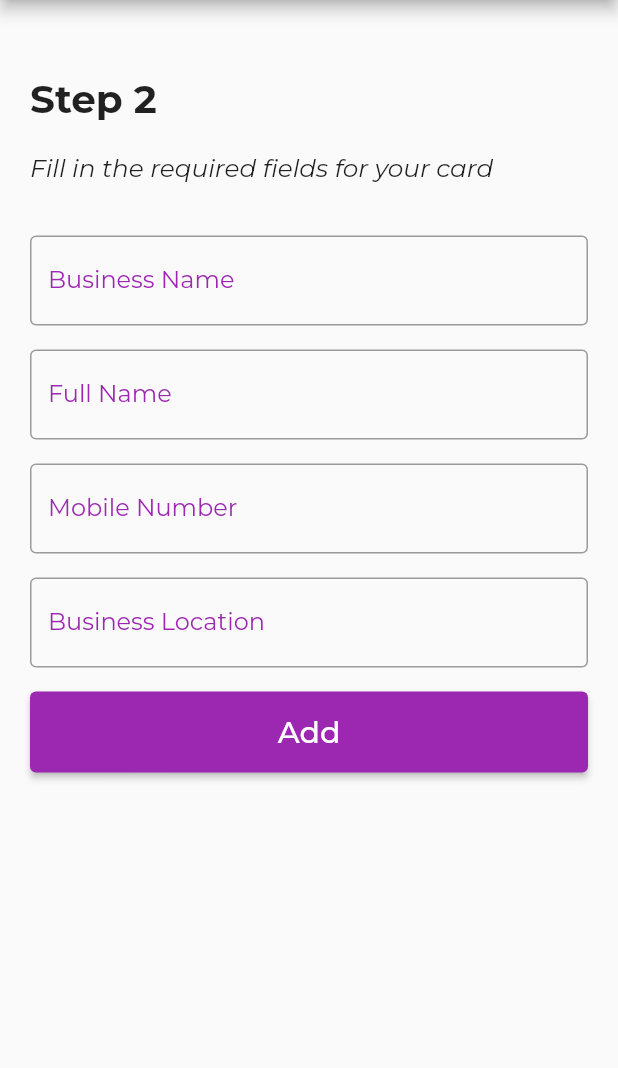
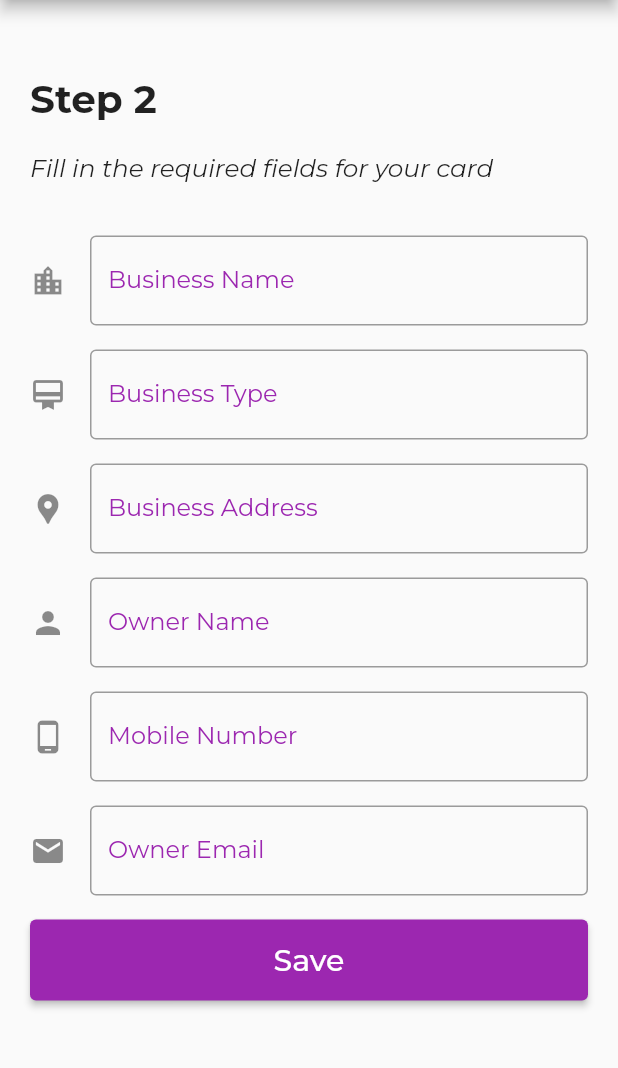
Before and after one commit to Jaydrey/card_share, a Flutter app: the screen it shows after launch, after a tap on "Next", on a phone screen of 412 x 824 dp, the part 84-1152 px from its top. Run offline on Flutter 3.47's test engine with Material 2 defaults, Android fonts, the light colour scheme and no system bars; our stand-ins replace email_validator, font_awesome_flutter.

Commit message:
modified mainly the processed_card.dart file to display selected card themes

```diff
--- a/card_share/lib/business_model.dart
+++ b/card_share/lib/business_model.dart
@@ -1,17 +1,21 @@
 class BusinessModel {
   String? businessName;
+  String? businessType;
   String? businessCategory;
   String? personName;
   String? businessNumber;
+  String? ownerEmail;
   String? businessLocation;
   String? businessCity;
   String? businessCode;
   // Map<String, dynamic> businessPosition = Map<String, dynamic>();
   BusinessModel({
     this.businessName,
+    this.businessType,
     this.businessCategory,
     this.personName,
     this.businessNumber,
+    this.ownerEmail,
     this.businessLocation,
     this.businessCity,
     this.businessCode,
@@ -20,9 +24,11 @@ class BusinessModel {
   Map<String, dynamic> toJson() {
     var data = <String, dynamic>{};
     data["businessName"] = businessName;
+    data["businesstype"] = businessType;
     data["businessCategory"] = businessCategory;
     data["personName"] = personName;
     data["businessNumber"] = businessNumber;
+    data["ownerEmail"] = ownerEmail;
     data["businessLocation"] = businessLocation;
     data["businessCity"] = businessCity;
     data["businessCode"] = businessCode;
--- /dev/null
+++ b/card_share/lib/cardThemes/elipsis_theme.dart
@@ -0,0 +1,134 @@
+// import 'package:card_share/business_model.dart';
+import 'package:flutter/material.dart';
+// import 'package:flutter/src/widgets/framework.dart';
+// import 'package:flutter/src/foundation/key.dart';
+
+class ElipsiStyle extends StatefulWidget {
+  final String businessName;
+  final String businessType;
+  final String businessCategory;
+  final String personName;
+  final String businessNumber;
+  final String ownerEmail;
+  final String businessLocation;
+  final String businessCity;
+  final Function(String) callback;
+
+  const ElipsiStyle({
+    Key? key,
+    required this.businessName,
+    required this.businessType,
+    required this.businessCategory,
+    required this.personName,
+    required this.businessNumber,
+    required this.ownerEmail,
+    required this.businessLocation,
+    required this.businessCity,
+    required this.callback,
+  }) : super(key: key);
+
+  @override
+  State<ElipsiStyle> createState() => _ElipsiStyleState();
+}
+
+class _ElipsiStyleState extends State<ElipsiStyle> {
+  @override
+  Widget build(BuildContext context) {
+    final double cardWidth = MediaQuery.of(context).size.width - 80.0;
+    // const double cardHeight = 190.0;
+    const double cardRadius = 5;
+    const double cardPad = 20;
+    const double cardMargin = 10;
+
+    return InkWell(
+        splashColor: Colors.grey,
+        onTap: () {
+          const snackBar = SnackBar(content: Text('Elipsis Theme tapped'));
+          ScaffoldMessenger.of(context).showSnackBar(snackBar);
+          widget.callback("elipsiStyle");
+        },
+        child: Container(
+          padding: const EdgeInsets.all(cardPad),
+          margin: const EdgeInsets.fromLTRB(cardMargin, 0, 10, cardMargin),
+          width: cardWidth,
+          decoration: BoxDecoration(
+            color: const Color.fromARGB(255, 36, 40, 59),
+            borderRadius: BorderRadius.circular(cardRadius),
+            boxShadow: const <BoxShadow>[
+              BoxShadow(
+                color: Color.fromRGBO(0, 0, 0, .7),
+                offset: Offset(5, 5),
+                blurRadius: cardRadius,
+                spreadRadius: 3,
+              )
+            ],
+          ),
+          child: Column(
+            children: <Widget>[
+              Padding(
+                padding: const EdgeInsets.fromLTRB(0, 0, 0, 2),
+                child: Text(
+                  widget.businessName,
+                  style: const TextStyle(
+                      color: Color.fromARGB(255, 243, 235, 244),
+                      fontFamily: "Montserrat",
+                      fontSize: 15,
+                      fontWeight: FontWeight.bold),
+                ),
+              ),
+              Padding(
+                padding: const EdgeInsets.fromLTRB(0, 5, 0, 0),
+                child: Text(
+                  widget.businessCategory,
+                  style: const TextStyle(
+                      color: Color.fromARGB(255, 243, 235, 244),
+                      fontFamily: "Montserrat",
+                      fontSize: 13,
+                      fontWeight: FontWeight.w400),
+                ),
+              ),
+              Padding(
+                padding: const EdgeInsets.fromLTRB(0, 25, 0, 2),
+                child: Text(widget.personName,
+                    style: const TextStyle(
+                      color: Color.fromARGB(255, 243, 235, 244),
+                      fontSize: 13,
+                      fontWeight: FontWeight.w400,
+                    )),
+              ),
+              Padding(
+                padding: const EdgeInsets.fromLTRB(0, 5, 0, 20),
+                child: Text(widget.businessNumber,
+                    style: const TextStyle(
+                      color: Color.fromARGB(255, 243, 235, 244),
+                      fontSize: 13,
+                      fontWeight: FontWeight.w400,
+                    )),
+              ),
+              Row(
+                mainAxisAlignment: MainAxisAlignment.center,
+                children: <Widget>[
+                  const Padding(
+                    padding: EdgeInsets.fromLTRB(0, 0, 5, 0),
+                    child: Icon(
+                      Icons.add_business,
+                      color: Color.fromARGB(255, 243, 235, 244),
+                    ),
+                  ),
+                  Padding(
+                    padding: const EdgeInsets.fromLTRB(5, 0, 0, 0),
+                    child: Text(
+                      widget.businessLocation,
+                      style: const TextStyle(
+                        fontSize: 10,
+                        color: Color.fromARGB(255, 243, 235, 244),
+                      ),
+                    ),
+                  ),
+                ],
+              ),
+            ],
+          ),
+        ));
+  }
+}
--- a/card_share/lib/cardThemes/tenzi_theme.dart
+++ b/card_share/lib/cardThemes/tenzi_theme.dart
@@ -1,8 +1,31 @@
 import 'package:flutter/material.dart';
 import 'package:card_share/business_model.dart';
 
+// typedef void StringCallback(String val);
+
 class TenziStyle extends StatefulWidget {
-  const TenziStyle({Key? key}) : super(key: key);
+  final String businessName;
+  final String businessType;
+  final String businessCategory;
+  final String personName;
+  final String businessNumber;
+  final String ownerEmail;
+  final String businessLocation;
+  final String businessCity;
+  final Function(String) callback;
+
+  const TenziStyle({
+    Key? key,
+    required this.businessName,
+    required this.businessType,
+    required this.businessCategory,
+    required this.personName,
+    required this.businessNumber,
+    required this.ownerEmail,
+    required this.businessLocation,
+    required this.businessCity,
+    required this.callback,
+  }) : super(key: key);
 
   @override
   State<TenziStyle> createState() => _TenziStyleState();
@@ -10,13 +33,6 @@ class TenziStyle extends StatefulWidget {
 
 class _TenziStyleState extends State<TenziStyle> {
   BusinessModel bizModel = BusinessModel();
-  String businessName = "TenziBooks";
-  String businessCategory = "FinTech COmpany";
-  String personName = "Jarib Wetshi";
-  String businessNumber = "0745036752";
-  String businessLocation = "Nairobi";
-  String businessCity = "Nairobi";
-  String businessCode = "00100";
 
   @override
   Widget build(BuildContext context) {
@@ -26,9 +42,16 @@ class _TenziStyleState extends State<TenziStyle> {
     const double cardPad = 20;
     const double cardMargin = 10;
 
-    return GestureDetector(
-      onTap: null,
-      onDoubleTap: null,
+    return InkWell(
+      splashColor: Colors.grey,
+      onTap: () {
+        const snackBar = SnackBar(content: Text('Tapped on tenzi theme'));
+
+        ScaffoldMessenger.of(context).showSnackBar(snackBar);
+        print("Tapped on tenzi theme");
+        widget.callback("tenziStyle");
+      },
+      // onDoubleTap: null,
       child: Container(
         padding: const EdgeInsets.all(cardPad),
         margin: const EdgeInsets.fromLTRB(cardMargin, 0, 10, cardMargin),
@@ -51,7 +74,7 @@ class _TenziStyleState extends State<TenziStyle> {
             Padding(
               padding: const EdgeInsets.fromLTRB(0, 0, 0, 2),
               child: Text(
-                businessName,
+                widget.businessName,
                 style: const TextStyle(
                     color: Color.fromARGB(255, 206, 147, 216),
                     fontFamily: "Montserrat",
@@ -62,7 +85,7 @@ class _TenziStyleState extends State<TenziStyle> {
             Padding(
               padding: const EdgeInsets.fromLTRB(0, 5, 0, 0),
               child: Text(
-                businessCategory,
+                widget.businessCategory,
                 style: const TextStyle(
                     color: Color.fromARGB(255, 206, 147, 216),
                     fontFamily: "Montserrat",
@@ -72,7 +95,7 @@ class _TenziStyleState extends State<TenziStyle> {
             ),
             Padding(
               padding: const EdgeInsets.fromLTRB(0, 25, 0, 2),
-              child: Text(personName,
+              child: Text(widget.personName,
                   style: const TextStyle(
                     color: Color.fromARGB(255, 206, 147, 216),
                     fontSize: 13,
@@ -81,7 +104,7 @@ class _TenziStyleState extends State<TenziStyle> {
             ),
             Padding(
               padding: const EdgeInsets.fromLTRB(0, 5, 0, 20),
-              child: Text(businessNumber,
+              child: Text(widget.businessNumber,
                   style: const TextStyle(
                     color: Color.fromARGB(255, 206, 147, 216),
                     fontSize: 13,
@@ -101,7 +124,7 @@ class _TenziStyleState extends State<TenziStyle> {
                 Padding(
                   padding: const EdgeInsets.fromLTRB(5, 0, 0, 0),
                   child: Text(
-                    businessLocation,
+                    widget.businessLocation,
                     style: const TextStyle(
                       fontSize: 10,
                       color: Color.fromARGB(255, 206, 147, 216),
--- a/card_share/lib/form_page/build_form.dart
+++ b/card_share/lib/form_page/build_form.dart
@@ -1,10 +1,12 @@
 import 'package:flutter/material.dart';
 import 'business_form.dart';
 
-
 class BusinessFormPage extends StatefulWidget {
   final String barTitle;
-  const BusinessFormPage({Key? key, required this.barTitle}) : super(key: key);
+  final String selectedCard;
+  const BusinessFormPage(
+      {Key? key, required this.barTitle, required this.selectedCard})
+      : super(key: key);
   @override
   State<BusinessFormPage> createState() => _BusinessFormPageState();
 }
@@ -25,7 +27,10 @@ class _BusinessFormPageState extends State<BusinessFormPage> {
             buildFirstHeading(),
             buildSubHeading(),
             // the business form imported from the business_form module
-            const BuildForm(),
+            BuildForm(
+              barTitle: widget.barTitle,
+              selectedCard: widget.selectedCard,
+            ),
           ],
         ),
       )),
--- a/card_share/lib/form_page/business_form.dart
+++ b/card_share/lib/form_page/business_form.dart
@@ -1,8 +1,14 @@
+import 'package:email_validator/email_validator.dart';
 import 'package:flutter/material.dart';
 import '../business_model.dart';
+import 'package:card_share/final_card/processed_card.dart';
 
 class BuildForm extends StatefulWidget {
-  const BuildForm({Key? key}) : super(key: key);
+  final String barTitle;
+  final String selectedCard;
+  const BuildForm(
+      {Key? key, required this.barTitle, required this.selectedCard})
+      : super(key: key);
   @override
   State<BuildForm> createState() => _BuildFormState();
 }
@@ -12,14 +18,17 @@ class _BuildFormState extends State<BuildForm> {
   BusinessModel bizModel = BusinessModel();
   String businessName = "";
   String businessCategory = "";
+  String businessType = "";
   String personName = "";
   String businessNumber = "";
+  String ownerEmail = "";
   String businessLocation = "";
   String businessCity = "";
   String businessCode = "";
   @override
   Widget build(BuildContext context) {
     return Form(
+      // autovalidateMode: AutovalidateMode.always,
       key: globalKey,
       child: ListView(
         // reverse: true,
@@ -28,14 +37,20 @@ class _BuildFormState extends State<BuildForm> {
         children: <Widget>[
           buildBusinessName(),
           const SizedBox(height: 16),
-          buildPersonName(),
-          const SizedBox(height: 16),
-          buildMobileNumber(),
-          const SizedBox(height: 16),
+          buildBusinessType(),
+          const SizedBox(
+            height: 16,
+          ),
           buildBusinessLocation(),
           const SizedBox(
             height: 16,
           ),
+          buildOwnerName(),
+          const SizedBox(height: 16),
+          buildMobileNumber(),
+          const SizedBox(height: 16),
+          buildEmail(),
+          const SizedBox(height: 16),
           buildAddButton(),
           const SizedBox(height: 16),
 
@@ -55,6 +70,7 @@ class _BuildFormState extends State<BuildForm> {
           print(bizModel.businessName);
         },
         decoration: InputDecoration(
+          icon: const Icon(Icons.location_city),
           labelText: "Business Name",
           labelStyle: TextStyle(color: Theme.of(context).primaryColor),
           border: const OutlineInputBorder(),
@@ -66,9 +82,37 @@ class _BuildFormState extends State<BuildForm> {
           return null;
         },
       );
+  Widget buildBusinessType() => TextFormField(
+        onChanged: (value) {
+          setState(() {
+            businessType = value;
+          });
+          bizModel.businessType = businessType;
+        },
+        decoration: InputDecoration(
+          icon: const Icon(Icons.card_membership),
+          labelText: "Business Type",
+          labelStyle: TextStyle(color: Theme.of(context).primaryColor),
+          border: const OutlineInputBorder(),
+        ),
+      );
   // Widget buildBusinessCategory() =>
-
-  Widget buildPersonName() => TextFormField(
+  Widget buildBusinessLocation() => TextFormField(
+        onChanged: (value) {
+          setState(() {
+            businessLocation = value;
+          });
+          bizModel.businessLocation = businessLocation;
+        },
+        decoration: InputDecoration(
+          icon: const Icon(Icons.location_pin),
+          labelText: "Business Address",
+          labelStyle: TextStyle(color: Theme.of(context).primaryColor),
+          border: const OutlineInputBorder(),
+        ),
+        validator: (value) {},
+      );
+  Widget buildOwnerName() => TextFormField(
         onChanged: (value) {
           setState(() {
             personName = value;
@@ -77,13 +121,14 @@ class _BuildFormState extends State<BuildForm> {
           print(bizModel.personName);
         },
         decoration: InputDecoration(
-          labelText: "Full Name",
+          icon: const Icon(Icons.person),
+          labelText: "Owner Name",
           labelStyle: TextStyle(color: Theme.of(context).primaryColor),
           border: const OutlineInputBorder(),
         ),
         validator: (value) {
-          if (value!.split(" ").isEmpty) {
-            return "Fill in your business name";
+          if (value == null) {
+            return "Fill in atleast your two names";
           }
           return null;
         },
@@ -97,35 +142,69 @@ class _BuildFormState extends State<BuildForm> {
           print(bizModel.businessNumber);
         },
         decoration: InputDecoration(
+          icon: const Icon(Icons.phone_android),
           labelStyle: TextStyle(color: Theme.of(context).primaryColor),
           labelText: "Mobile Number",
           border: const OutlineInputBorder(),
         ),
         validator: (value) {
-          // RegExp valRegExp = RegExp(r"^[0-9]+$");
-          // int sum = 0;
           if (value!.length != 10) {
-            return "Fill in your business name";
+            return "Fill in your correct mobile number";
           }
           return null;
         },
       );
-  Widget buildBusinessLocation() => TextFormField(
+  Widget buildEmail() => TextFormField(
+        onChanged: (value) {
+          setState(() {
+            ownerEmail = value;
+          });
+          bizModel.ownerEmail = ownerEmail;
+        },
+        validator: (value) {
+          String email = value as String;
+          if (!EmailValidator.validate(email)) {
+            return "Enter a valid email";
+          }
+          return null;
+        },
         decoration: InputDecoration(
-          labelText: "Business Location",
+          icon: const Icon(Icons.email),
           labelStyle: TextStyle(color: Theme.of(context).primaryColor),
+          labelText: "Owner Email",
           border: const OutlineInputBorder(),
         ),
       );
+
   Widget buildAddButton() => Builder(
         builder: (context) => ElevatedButton(
-            onPressed: () async {},
+            onPressed: () {
+              if (globalKey.currentState!.validate()) {
+                globalKey.currentState!.save();
+                print(bizModel.toJson());
+                Navigator.push(
+                  context,
+                  MaterialPageRoute(
+                      builder: (context) => MyCard(
+                          businessName: businessName,
+                          businessType: businessType,
+                          businessCategory: businessCategory,
+                          personName: personName,
+                          businessNumber: businessNumber,
+                          ownerEmail: ownerEmail,
+                          businessLocation: businessLocation,
+                          businessCity: businessCity,
+                          barTitle: widget.barTitle,
+                          selectedCard: widget.selectedCard)),
+                );
+              }
+            },
             style: ElevatedButton.styleFrom(
               primary: Colors.purple.shade500,
               padding: const EdgeInsets.fromLTRB(0, 15, 0, 15),
             ),
             child: const Text(
-              "Add",
+              "Save",
               style: TextStyle(fontSize: 20),
             )),
       );
--- a/card_share/lib/main.dart
+++ b/card_share/lib/main.dart
@@ -1,6 +1,8 @@
+import 'package:card_share/cardThemes/elipsis_theme.dart';
 import 'package:flutter/material.dart';
 import 'cardThemes/tenzi_theme.dart';
 import 'form_page/build_form.dart';
+
 void main() {
   runApp(const MyApp());
 }
@@ -28,6 +30,16 @@
 }
 
 class _BusinessCardState extends State<BusinessCard> {
+  String businessName = "TenziBooks";
+  String businessCategory = "FinTech COmpany";
+  String personName = "Owner Name";
+  String businessNumber = "0745036752";
+  String businessLocation = "Nairobi";
+  String businessCity = "Nairobi";
+  String businessCode = "00100";
+  String ownerEmail = "Owner Email";
+  String _string = "";
+
   @override
   Widget build(BuildContext context) {
     double screenHeightPadding = MediaQuery.of(context).size.height * .15;
@@ -83,10 +95,52 @@
                 padding: const EdgeInsets.fromLTRB(20.0, 10, 20, 0),
                 child: Row(
                   // where the card theme widgets lie
-                  children: const <Widget>[
-                    TenziStyle(),
-                    TenziStyle(),
-                    TenziStyle()
+                  children: <Widget>[
+                    TenziStyle(
+                      businessName: businessName,
+                      businessType: businessName,
+                      businessCategory: businessCategory,
+                      personName: personName,
+                      businessNumber: businessNumber,
+                      ownerEmail: ownerEmail,
+                      businessLocation: businessLocation,
+                      businessCity: businessCity,
+                      callback: (value) {
+                        setState(() {
+                          _string = value;
+                        });
+                      },
+                    ),
+                    ElipsiStyle(
+                      businessName: businessName,
+                      businessType: businessName,
+                      businessCategory: businessCategory,
+                      personName: personName,
+                      businessNumber: businessNumber,
+                      ownerEmail: ownerEmail,
+                      businessLocation: businessLocation,
+                      businessCity: businessCity,
+                      callback: (value) {
+                        setState(() {
+                          _string = value;
+                        });
+                      },
+                    ),
+                    TenziStyle(
+                      businessName: businessName,
+                      businessType: businessName,
+                      businessCategory: businessCategory,
+                      personName: personName,
+                      businessNumber: businessNumber,
+                      ownerEmail: ownerEmail,
+                      businessLocation: businessLocation,
+                      businessCity: businessCity,
+                      callback: (value) {
+                        setState(() {
+                          _string = value;
+                        });
+                      },
+                    )
                   ],
                 ),
               ),
@@ -98,8 +152,10 @@
                     Navigator.push(
                         context,
                         MaterialPageRoute(
-                            builder: (context) =>
-                                BusinessFormPage(barTitle: widget.barTitle)));
+                            builder: (context) => BusinessFormPage(
+                                  barTitle: widget.barTitle,
+                                  selectedCard: _string,
+                                )));
                   },
                   child: Row(
                     mainAxisSize: MainAxisSize.min,
--- a/card_share/pubspec.yaml
+++ b/card_share/pubspec.yaml
@@ -34,6 +34,10 @@ dependencies:
   # The following adds the Cupertino Icons font to your application.
   # Use with the CupertinoIcons class for iOS style icons.
   cupertino_icons: ^1.0.2
+  email_validator: ^2.0.1
+  geolocator: ^8.2.1
+  font_awesome_flutter: any
+  url_launcher: ^6.1.3
 
 dev_dependencies:
   flutter_test:
```
Also changed, not shown: card_share/lib/final_card/processed_card.dart (added, +155 -0 lines), card_share/lib/card_processing/get_location.dart (added), 5 other files.
